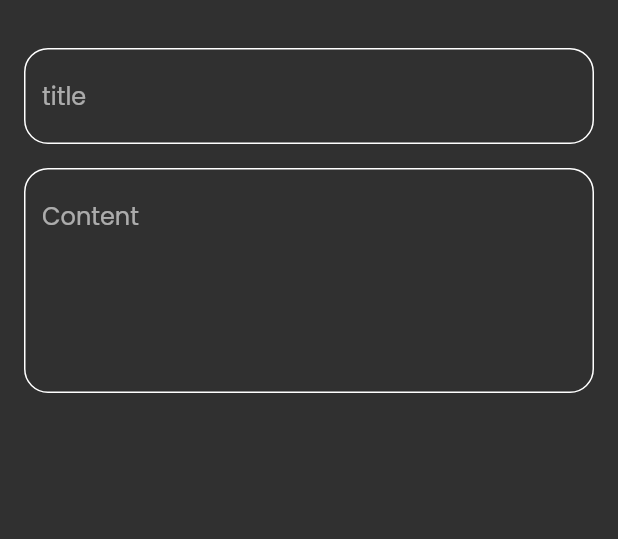
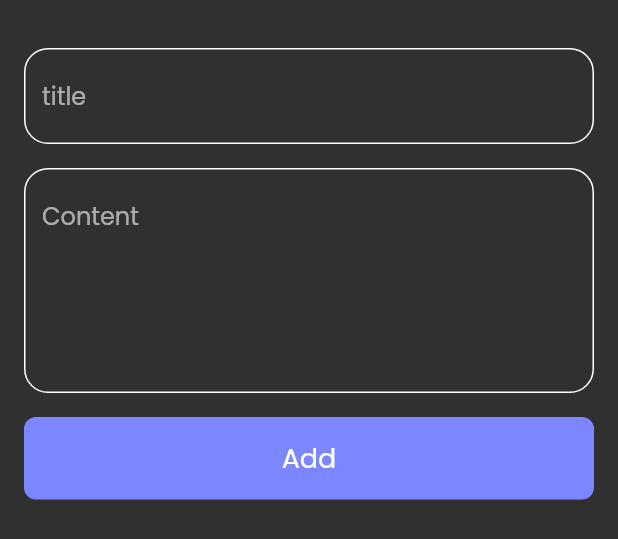
Before and after one commit to AliAshour2/Note, a Flutter app: the AddNoteBottomSheet widget shown alone on an empty page, opened directly, on a phone screen of 412 x 824 dp. Shown: the top 539 px of the screen. Run offline on Flutter 3.47's test engine with Material 2 defaults, Android fonts, the phone set to English and light mode, and no system bars; our stand-ins replace font_awesome_flutter.

Commit message:
fininshin buttom sheet

```diff
--- a/lib/views/widgets/bottomsheet.dart
+++ b/lib/views/widgets/bottomsheet.dart
@@ -1,5 +1,7 @@
 import 'package:flutter/material.dart';
+import 'package:note/constants.dart';
 import 'package:note/views/widgets/custom_text_filed.dart';
+import 'package:note/views/widgets/cutom_buttom.dart';
 
 class AddNoteBottomSheet extends StatelessWidget {
   const AddNoteBottomSheet({super.key});
@@ -8,6 +10,8 @@ class AddNoteBottomSheet extends StatelessWidget {
   Widget build(BuildContext context) {
     return Padding(
       padding: const EdgeInsets.symmetric(horizontal: 16),
+      child: SingleChildScrollView(
+
         child: Column(
           children: [
             SizedBox(
@@ -16,9 +20,18 @@ class AddNoteBottomSheet extends StatelessWidget {
             CustomTextField(
               hint: "title",
             ),
+            SizedBox(
+              height: 16,
+            ),
+            CustomTextField(
+              hint: "Content",
+              maxLines: 5,
+            ),
             SizedBox(height: 16,),
-          CustomTextField(hint: "Content" , maxLines: 5,)
+            CustomButton(),
+            SizedBox(height: 8,)
           ],
+        ),
       ),
     );
   }
--- /dev/null
+++ b/lib/views/widgets/cutom_buttom.dart
@@ -0,0 +1,23 @@
+
+import 'package:flutter/material.dart';
+import 'package:note/constants.dart';
+
+class CustomButton extends StatelessWidget {
+  const CustomButton({super.key});
+
+  @override
+  Widget build(BuildContext context) {
+    return Container(
+      width: MediaQuery.of(context).size.width,
+      height: 55,
+      decoration: BoxDecoration(
+        color: kPrimaryColor,
+        borderRadius: BorderRadius.circular(8)
+      ),
+      child: const Center(
+        child: Text("Add" , style: TextStyle(fontSize: 18 , ),),
+      ),
+    );
+
+  }
+}
```
Lines whose indentation alone changed are shown as unchanged.
